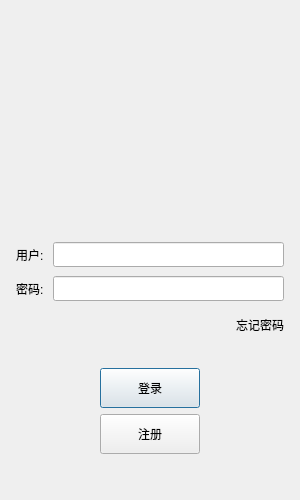
Rongzr2/mychat, file client/mychat/logindialog.ui: the form before one commit.
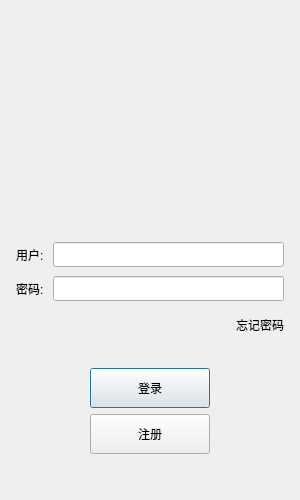
The form after the commit. Icons and pictures are not drawn.

Diff of the .ui file:
```diff
--- a/client/mychat/logindialog.ui
+++ b/client/mychat/logindialog.ui
@@ -220,7 +220,7 @@
         <widget class="QPushButton" name="login_btn">
          <property name="minimumSize">
           <size>
-           <width>100</width>
+           <width>120</width>
            <height>40</height>
           </size>
          </property>
@@ -269,13 +269,13 @@
         <widget class="QPushButton" name="register_btn">
          <property name="minimumSize">
           <size>
-           <width>100</width>
+           <width>120</width>
            <height>40</height>
           </size>
          </property>
          <property name="maximumSize">
           <size>
-           <width>100</width>
+           <width>120</width>
            <height>40</height>
           </size>
          </property>
```
